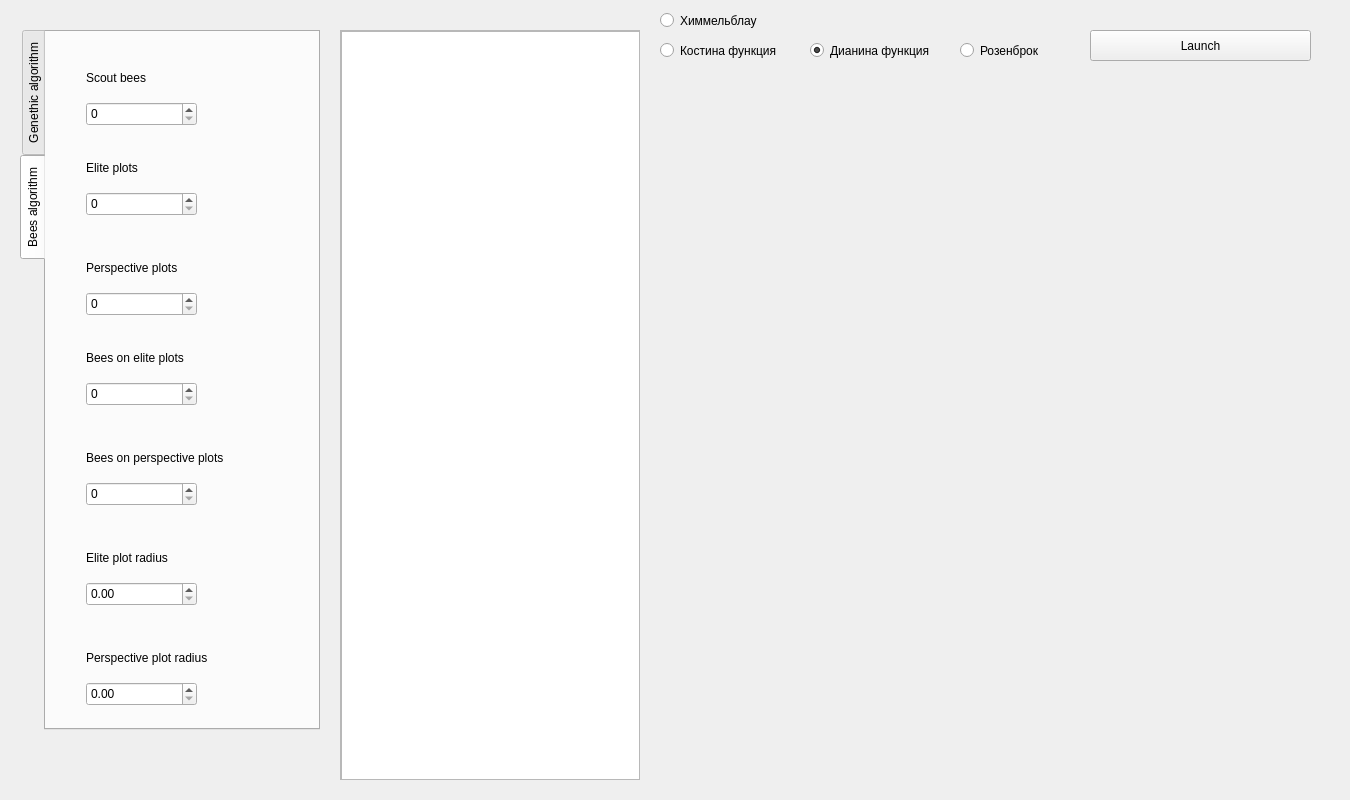
Before: the Qt Designer form GenAlgo/gui.ui in XoneKone/GeneticAlgorithms, drawn with Qt 5.
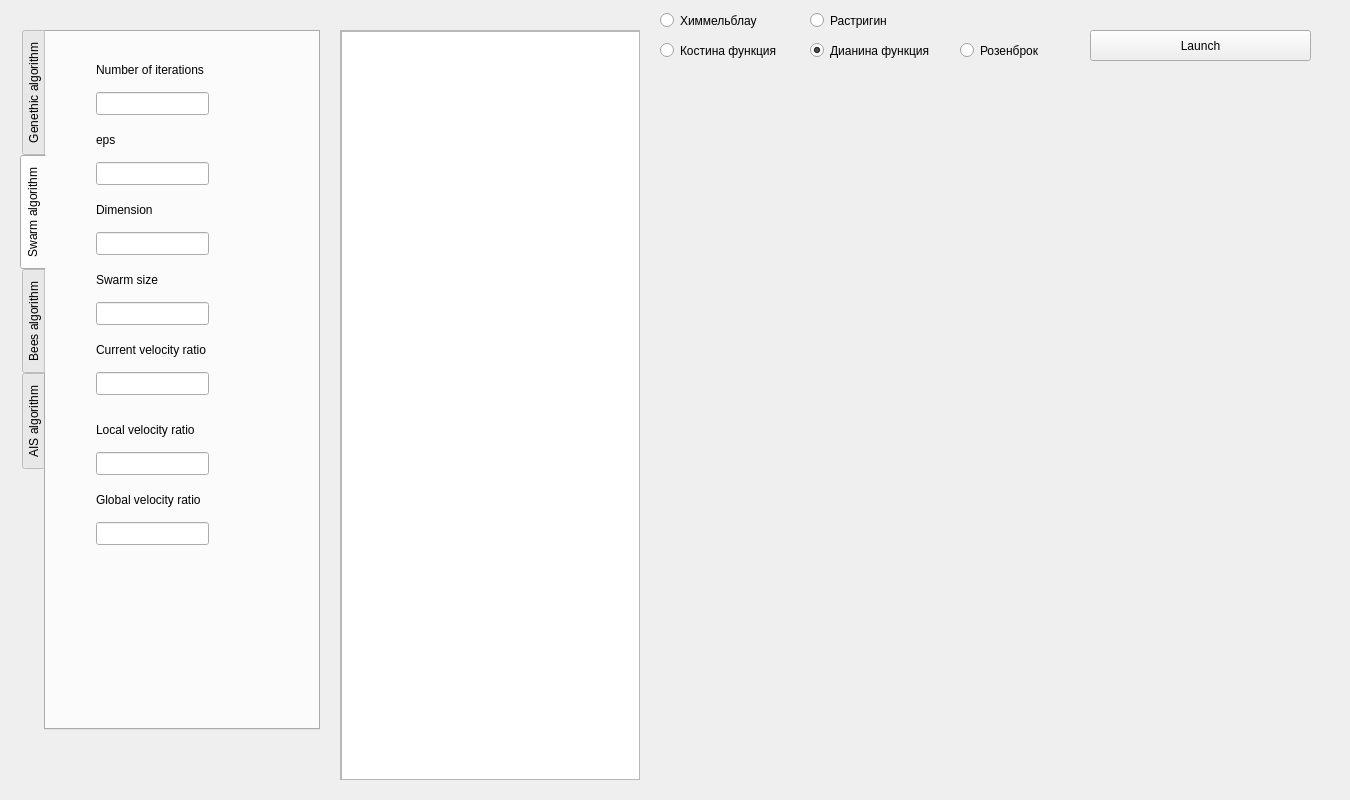
After: the same form once the commit is applied.

What changed in the file:
```diff
--- a/GenAlgo/gui.ui
+++ b/GenAlgo/gui.ui
@@ -98,6 +98,172 @@
      </property>
     </widget>
    </widget>
+   <widget class="QWidget" name="swarm_algorithm">
+    <attribute name="title">
+     <string>Swarm algorithm</string>
+    </attribute>
+    <widget class="QLineEdit" name="number_of_iterations">
+     <property name="geometry">
+      <rect>
+       <x>50</x>
+       <y>60</y>
+       <width>113</width>
+       <height>23</height>
+      </rect>
+     </property>
+    </widget>
+    <widget class="QLabel" name="label_number_of_iterations">
+     <property name="geometry">
+      <rect>
+       <x>50</x>
+       <y>30</y>
+       <width>141</width>
+       <height>16</height>
+      </rect>
+     </property>
+     <property name="text">
+      <string>Number of iterations</string>
+     </property>
+    </widget>
+    <widget class="QLabel" name="label_eps">
+     <property name="geometry">
+      <rect>
+       <x>50</x>
+       <y>100</y>
+       <width>141</width>
+       <height>16</height>
+      </rect>
+     </property>
+     <property name="text">
+      <string>eps</string>
+     </property>
+    </widget>
+    <widget class="QLineEdit" name="eps">
+     <property name="geometry">
+      <rect>
+       <x>50</x>
+       <y>130</y>
+       <width>113</width>
+       <height>23</height>
+      </rect>
+     </property>
+    </widget>
+    <widget class="QLabel" name="label_dimension">
+     <property name="geometry">
+      <rect>
+       <x>50</x>
+       <y>170</y>
+       <width>141</width>
+       <height>16</height>
+      </rect>
+     </property>
+     <property name="text">
+      <string>Dimension</string>
+     </property>
+    </widget>
+    <widget class="QLineEdit" name="dimension">
+     <property name="geometry">
+      <rect>
+       <x>50</x>
+       <y>200</y>
+       <width>113</width>
+       <height>23</height>
+      </rect>
+     </property>
+    </widget>
+    <widget class="QLabel" name="label_swarm_size">
+     <property name="geometry">
+      <rect>
+       <x>50</x>
+       <y>240</y>
+       <width>141</width>
+       <height>16</height>
+      </rect>
+     </property>
+     <property name="text">
+      <string>Swarm size</string>
+     </property>
+    </widget>
+    <widget class="QLineEdit" name="swarm_size">
+     <property name="geometry">
+      <rect>
+       <x>50</x>
+       <y>270</y>
+       <width>113</width>
+       <height>23</height>
+      </rect>
+     </property>
+    </widget>
+    <widget class="QLabel" name="label_current_velocity_ratio">
+     <property name="geometry">
+      <rect>
+       <x>50</x>
+       <y>310</y>
+       <width>141</width>
+       <height>16</height>
+      </rect>
+     </property>
+     <property name="text">
+      <string>Current velocity ratio</string>
+     </property>
+    </widget>
+    <widget class="QLineEdit" name="current_velocity_ratio">
+     <property name="geometry">
+      <rect>
+       <x>50</x>
+       <y>340</y>
+       <width>113</width>
+       <height>23</height>
+      </rect>
+     </property>
+    </widget>
+    <widget class="QLabel" name="label_local_velocity_ratio">
+     <property name="geometry">
+      <rect>
+       <x>50</x>
+       <y>390</y>
+       <width>141</width>
+       <height>16</height>
+      </rect>
+     </property>
+     <property name="text">
+      <string>Local velocity ratio</string>
+     </property>
+    </widget>
+    <widget class="QLineEdit" name="local_velocity_ratio">
+     <property name="geometry">
+      <rect>
+       <x>50</x>
+       <y>420</y>
+       <width>113</width>
+       <height>23</height>
+      </rect>
+     </property>
+    </widget>
+    <widget class="QLabel" name="label_globa_velocity_ratio">
+     <property name="geometry">
+      <rect>
+       <x>50</x>
+       <y>460</y>
+       <width>141</width>
+       <height>16</height>
+      </rect>
+     </property>
+     <property name="text">
+      <string>Global velocity ratio</string>
+     </property>
+    </widget>
+    <widget class="QLineEdit" name="global_velocity_ratio">
+     <property name="geometry">
+      <rect>
+       <x>50</x>
+       <y>490</y>
+       <width>113</width>
+       <height>23</height>
+      </rect>
+     </property>
+    </widget>
+   </widget>
    <widget class="QWidget" name="bees_algorithm">
     <attribute name="title">
      <string>Bees algorithm</string>
@@ -264,6 +430,103 @@
      </property>
     </widget>
    </widget>
+   <widget class="QWidget" name="ais_algorithm">
+    <attribute name="title">
+     <string>AIS algorithm</string>
+    </attribute>
+    <widget class="QLabel" name="label_number_of_clones">
+     <property name="geometry">
+      <rect>
+       <x>60</x>
+       <y>120</y>
+       <width>141</width>
+       <height>16</height>
+      </rect>
+     </property>
+     <property name="text">
+      <string>Number of clones</string>
+     </property>
+    </widget>
+    <widget class="QLabel" name="label_number_of_antibodies">
+     <property name="geometry">
+      <rect>
+       <x>60</x>
+       <y>50</y>
+       <width>141</width>
+       <height>16</height>
+      </rect>
+     </property>
+     <property name="text">
+      <string>Number of antibodies</string>
+     </property>
+    </widget>
+    <widget class="QLineEdit" name="mutation_ratio">
+     <property name="geometry">
+      <rect>
+       <x>60</x>
+       <y>220</y>
+       <width>113</width>
+       <height>23</height>
+      </rect>
+     </property>
+    </widget>
+    <widget class="QLineEdit" name="threshold_compression_ratio">
+     <property name="geometry">
+      <rect>
+       <x>60</x>
+       <y>290</y>
+       <width>113</width>
+       <height>23</height>
+      </rect>
+     </property>
+    </widget>
+    <widget class="QLabel" name="label_mutation_ratio">
+     <property name="geometry">
+      <rect>
+       <x>60</x>
+       <y>190</y>
+       <width>141</width>
+       <height>16</height>
+      </rect>
+     </property>
+     <property name="text">
+      <string>Mutation ratio</string>
+     </property>
+    </widget>
+    <widget class="QLabel" name="label_threshold_compression_ratio">
+     <property name="geometry">
+      <rect>
+       <x>60</x>
+       <y>260</y>
+       <width>181</width>
+       <height>16</height>
+      </rect>
+     </property>
+     <property name="text">
+      <string>Treshold compression ratio</string>
+     </property>
+    </widget>
+    <widget class="QLineEdit" name="number_of_antibodies">
+     <property name="geometry">
+      <rect>
+       <x>60</x>
+       <y>80</y>
+       <width>113</width>
+       <height>23</height>
+      </rect>
+     </property>
+    </widget>
+    <widget class="QLineEdit" name="number_of_clones">
+     <property name="geometry">
+      <rect>
+       <x>60</x>
+       <y>150</y>
+       <width>113</width>
+       <height>23</height>
+      </rect>
+     </property>
+    </widget>
+   </widget>
   </widget>
   <widget class="QScrollArea" name="scrollArea">
    <property name="geometry">
@@ -366,6 +629,19 @@
     <string>Химмельблау</string>
    </property>
   </widget>
+  <widget class="QRadioButton" name="rastrigin">
+   <property name="geometry">
+    <rect>
+     <x>810</x>
+     <y>10</y>
+     <width>131</width>
+     <height>21</height>
+    </rect>
+   </property>
+   <property name="text">
+    <string>Растригин</string>
+   </property>
+  </widget>
  </widget>
  <resources/>
  <connections/>
```
